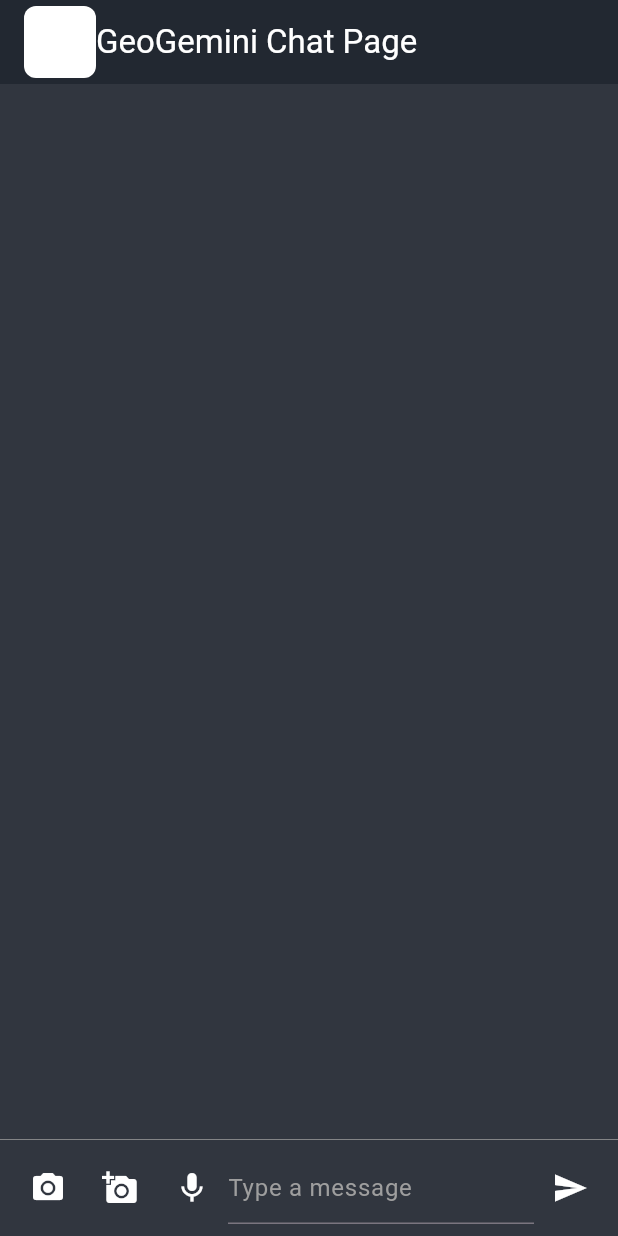
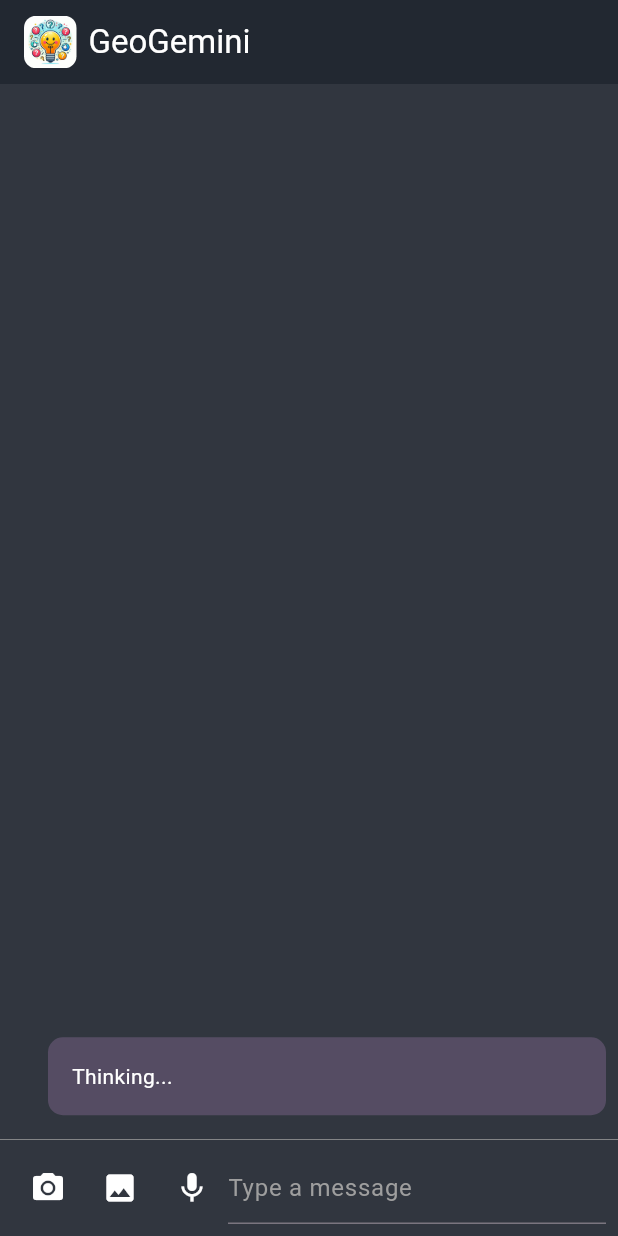
Before and after one commit to YashAPro1/GeoGemini, a Flutter app: the screen it shows after launch, after a tap on the "camera alt" icon, on a phone screen of 412 x 824 dp. Run offline on Flutter 3.47's test engine with Material 3 defaults, Android fonts, the phone set to English and light mode, and no system bars; our stand-ins replace camera, google_generative_ai, image_picker, permission_handler; missing offline and left inert: flutter_sound; network calls fail.

Commit message:
Visual Improvements

```diff
--- a/lib/main.dart
+++ b/lib/main.dart
@@ -62,6 +62,7 @@ class _MyHomePageState extends State<MyHomePage> {
   final ImagePicker _picker = ImagePicker();
   XFile? _imageFile;
   String? _botResponse = "";
+  bool _responseLoading = false;
 
   void _incrementCounter() {
     setState(() {
@@ -121,8 +122,11 @@ class _MyHomePageState extends State<MyHomePage> {
   Future<void> takePhoto(ImageSource source) async {
     final pickedFile = await _picker.pickImage(source: source);
     setState(() {
+      _botResponse = "";
       _imageFile = pickedFile;
     });
+
+    askGemini(_imageFile);
   }
 
   void askGemini(XFile? imageFile) async {
@@ -130,6 +134,10 @@ class _MyHomePageState extends State<MyHomePage> {
     if (API_KEY == null) {
       print("No API Key");
     }
+
+    setState(() {
+      _responseLoading = true;
+    });
 
     final model = GenerativeModel(model: 'gemini-1.5-flash', apiKey: API_KEY);
     final image;
@@ -156,37 +164,11 @@ class _MyHomePageState extends State<MyHomePage> {
       Content.multi([prompt, ...imageParts])
     ]);
 
-    print(response.text);
     setState(() {
+      _responseLoading = false;
       _botResponse = response.text;
     });
   }
-
-// void askGemini(String imageSource) async {
-//   final API_KEY = ""; // Add your actual API key here
-//   if (API_KEY.isEmpty) {
-//     print("No API Key");
-//     return;
-//   }
-
-//   final model = GenerativeModel(model: 'gemini-1.5-flash', apiKey: API_KEY);
-
-//   Uint8List image;
-//   if (imageSource != null && imageSource.isNotEmpty) {
-//     image = (await rootBundle.load(imageSource)).buffer.asUint8List();
-//   } else {
-//     image = (await rootBundle.load('assets/image1.jpg')).buffer.asUint8List();
-//   }
-
-//   final prompt = TextPart("Solve the question in this image");
-//   final imageParts = [DataPart('image/jpeg', image)];
-
-//   final response = await model.generateContent([
-//     Content.multi([prompt, ...imageParts])
-//   ]);
-
-//   print(response.text);
-// }
 
   @override
   void dispose() {
@@ -199,26 +181,20 @@ class _MyHomePageState extends State<MyHomePage> {
   Widget build(BuildContext context) {
     return Scaffold(
       appBar: AppBar(
+        shadowColor: Colors.black12,
         backgroundColor: Color(0xFF222831),
         // backgroundColor: Theme.of(context).colorScheme.inversePrimary,
         title: Row(
           children: [
-            Container(
-              decoration: BoxDecoration(
-                color: Colors.white, // Background color of the container
+            Padding(
+              padding: EdgeInsets.fromLTRB(0, 0, 8, 0),
+              child: ClipRRect(
                 borderRadius: BorderRadius.circular(8.0), // Border radius
-              ),
-              child: IconButton(
-                icon: const ImageIcon(
-                  AssetImage(
-                      'assets/geogeminiicon.jpg'), // Use your custom image
-                  color: Colors.white,
-                ),
-                color: Colors.white,
-                onPressed: sendAudio,
+                child: Image(
+                    height: 35, image: AssetImage("assets/geogeminiicon.jpg")),
               ),
             ),
-            Text('GeoGemini Chat Page', style: TextStyle(color: Colors.white)),
+            Text('GeoGemini', style: TextStyle(color: Colors.white)),
           ],
         ),
         // title: Text(widget.title, style: TextStyle(color: Colors.white)),
@@ -232,20 +208,34 @@ class _MyHomePageState extends State<MyHomePage> {
               children: [
                 _botResponse != ""
                     ? Padding(
-                        padding: EdgeInsets.all(16.0),
+                        padding: const EdgeInsets.fromLTRB(32, 16, 8, 16),
                         child: Container(
-                            decoration: BoxDecoration(
-                                color: Color.fromRGBO(100, 100, 100, 0.7),
+                            decoration: const BoxDecoration(
+                                color: Color.fromRGBO(102, 87, 116, 0.675),
                                 borderRadius:
                                     BorderRadius.all(Radius.circular(10.0))),
                             child: Padding(
-                                padding: EdgeInsets.all(16.0),
+                                padding: const EdgeInsets.all(16.0),
                                 child: Text(_botResponse ?? "Thinking...",
-                                    style: TextStyle(color: Colors.white)))))
-                    : Container(),
+                                    style:
+                                        const TextStyle(color: Colors.white)))))
+                    : _responseLoading
+                        ? Padding(
+                            padding: const EdgeInsets.fromLTRB(32, 16, 8, 16),
+                            child: Container(
+                                decoration: const BoxDecoration(
+                                    color: Color.fromRGBO(102, 87, 116, 0.675),
+                                    borderRadius: BorderRadius.all(
+                                        Radius.circular(10.0))),
+                                child: const Padding(
+                                    padding: EdgeInsets.all(16.0),
+                                    child: Text("Thinking...",
+                                        style:
+                                            TextStyle(color: Colors.white)))))
+                        : Container(),
                 _imageFile != null
                     ? Padding(
-                        padding: EdgeInsets.all(16.0),
+                        padding: EdgeInsets.fromLTRB(8, 16, 32, 16),
                         child: Container(
                             decoration: BoxDecoration(
                                 color: Color.fromRGBO(100, 100, 100, 0.7),
@@ -284,40 +274,22 @@ class _MyHomePageState extends State<MyHomePage> {
             padding: const EdgeInsets.all(8.0),
             child: Row(
               children: [
-                // IconButton(
-                //     icon: Icon(Icons.add_circle_rounded),
-                //     color: Colors.white,
-                //     onPressed: () {
-                //       setState(() {
-                //         if (_isTyping == true) {
-                //           setState(() {
-                //             _isTyping = true;
-                //           });
-                //         } else {
-                //           setState(() {
-                //             _isTyping = false;
-                //           });
-                //         }
-                //       });
-                //     }
-                //     // onPressed: _isRecording ? stopRecording : startRecording,
-                //     ),
                 Visibility(
                   visible: !_isTyping,
                   child: Row(children: [
                     Container(
-                      // padding: const EdgeInsets.all(8.0),
                       child: Row(
+                        mainAxisAlignment: MainAxisAlignment.spaceAround,
                         children: [
                           IconButton(
-                            icon: Icon(Icons.camera_alt),
+                            icon: const Icon(Icons.camera_alt),
                             color: Colors.white,
                             onPressed: () {
                               takePhoto(ImageSource.camera);
                             },
                           ),
                           IconButton(
-                              icon: Icon(Icons.add_a_photo),
+                              icon: const Icon(Icons.image),
                               color: Colors.white,
                               onPressed: () {
                                 takePhoto(ImageSource.gallery);
@@ -337,28 +309,13 @@ class _MyHomePageState extends State<MyHomePage> {
                     )
                   ]),
                 ),
-                // IconButton(
-                //   icon: Icon(Icons.camera_alt),
-                //   color: Colors.white,
-                //   onPressed: () {
-                //     takePhoto(ImageSource.camera);
-                //   },
-                // ),
-                // IconButton(
-                //     icon: Icon(_isRecording ? Icons.stop : Icons.mic),
-                //     color: Colors.white,
-                //     onPressed: () {
-                //       takePhoto(ImageSource.gallery);
-                //     }
-                //     // onPressed: _isRecording ? stopRecording : startRecording,
-                //     ),
                 Expanded(
                   child: TextField(
-                    decoration: InputDecoration(
+                    decoration: const InputDecoration(
                       hintText: 'Type a message',
                       hintStyle: TextStyle(color: Colors.grey),
                     ),
-                    style: TextStyle(color: Colors.white),
+                    style: const TextStyle(color: Colors.white),
                     onChanged: (text) {
                       if (text.isNotEmpty) {
                         setState(() {
@@ -375,13 +332,13 @@ class _MyHomePageState extends State<MyHomePage> {
                     },
                   ),
                 ),
-                IconButton(
-                  icon: Icon(Icons.send),
-                  color: Colors.white,
-                  onPressed: () {
-                    askGemini(_imageFile);
-                  },
-                ),
+                _isTyping
+                    ? IconButton(
+                        icon: Icon(Icons.send),
+                        color: Colors.white,
+                        onPressed: () {},
+                      )
+                    : Container(),
               ],
             ),
           ),
```
